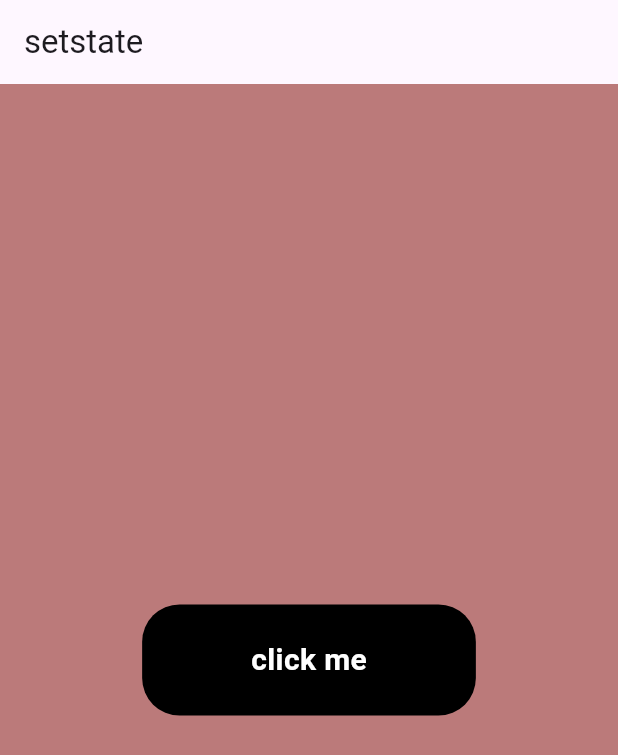
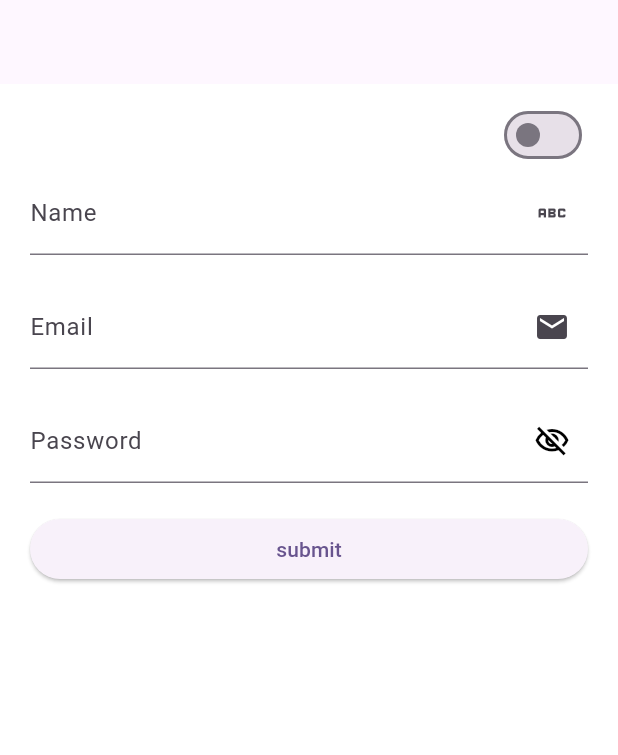
Before and after one commit to MajidALiDurrani/setstate_practice, a Flutter app: the screen it shows after launch, on a phone screen of 412 x 824 dp. Shown: the top 755 px of the screen. Run offline on Flutter 3.47's test engine with Material 3 defaults, Android fonts, the phone set to English and light mode, and no system bars; our stand-ins replace gap.

Commit message:
textfields added

```diff
--- a/lib/main.dart
+++ b/lib/main.dart
@@ -1,5 +1,6 @@
 import 'package:flutter/material.dart';
 import 'package:set_state/screens/screen1.dart';
+import 'package:set_state/screens/screen2.dart';
 
 void main() {
   runApp(const MyApp());
@@ -12,12 +13,11 @@ class MyApp extends StatelessWidget {
   @override
   Widget build(BuildContext context) {
     return MaterialApp(
-      title: 'Flutter Demo',
-      theme: ThemeData(
-        colorScheme: ColorScheme.fromSeed(seedColor: Colors.deepPurple),
-        useMaterial3: true,
-      ),
-      home: setstatework(),
-    );
+        title: 'Flutter Demo',
+        theme: ThemeData(
+          colorScheme: ColorScheme.fromSeed(seedColor: Colors.deepPurple),
+          useMaterial3: true,
+        ),
+        home: setstate2());
   }
 }
--- a/lib/screens/screen1.dart
+++ b/lib/screens/screen1.dart
@@ -7,6 +7,7 @@ class setstatework extends StatefulWidget {
   State<setstatework> createState() => _setstateworkState();
 }
 
+// colors change screen with self made button
 class _setstateworkState extends State<setstatework> {
   Color color = Color.fromARGB(255, 187, 122, 122);
   @override
@@ -38,7 +39,7 @@ class _setstateworkState extends State<setstatework> {
                 decoration: BoxDecoration(
                     borderRadius: BorderRadius.circular(25),
                     color: Colors.black),
-                child: Center(
+                child: const Center(
                   child: Text(
                     "click me",
                     style: TextStyle(
--- /dev/null
+++ b/lib/screens/screen2.dart
@@ -0,0 +1,101 @@
+import 'package:flutter/material.dart';
+import 'package:gap/gap.dart';
+
+class setstate2 extends StatefulWidget {
+  const setstate2({super.key});
+
+  @override
+  State<setstate2> createState() => _setstate2State();
+}
+
+class _setstate2State extends State<setstate2> {
+  TextEditingController namecontrolar = TextEditingController();
+  TextEditingController emailcontrolar = TextEditingController();
+  TextEditingController passwordcontrolar = TextEditingController();
+  bool _obscureText = true;
+  bool switchvalur = false;
+  Color colors = Colors.white;
+  @override
+  Widget build(BuildContext context) {
+    return Scaffold(
+      backgroundColor: colors,
+      appBar: AppBar(
+        title: Text(namecontrolar.text),
+      ),
+      body: Padding(
+        padding: const EdgeInsets.only(left: 20, right: 20, top: 10),
+        child: ListView(
+          children: [
+            Row(
+              mainAxisAlignment: MainAxisAlignment.end,
+              children: [
+                Switch(
+                    value: switchvalur,
+                    onChanged: (value) {
+                      setState(() {
+                        switchvalur = value;
+                        colors = switchvalur ? Colors.black : Colors.white;
+                      });
+                    })
+              ],
+            ),
+            TextField(
+              controller: namecontrolar,
+              textAlign: TextAlign.start,
+              decoration: const InputDecoration(
+                hintText: " Enter Your Full Name",
+                labelText: "Name",
+                suffixIcon: Icon(
+                  Icons.abc,
+                ),
+              ),
+            ),
+            const Gap(20),
+            TextField(
+              controller: emailcontrolar,
+              textAlign: TextAlign.start,
+              decoration: const InputDecoration(
+                hintText: " Enter Your Email",
+                labelText: "Email",
+                suffixIcon: Icon(
+                  Icons.email,
+                ),
+              ),
+            ),
+            const Gap(20),
+            TextField(
+              obscureText: _obscureText,
+              obscuringCharacter: "#",
+              controller: passwordcontrolar,
+              textAlign: TextAlign.start,
+              decoration: InputDecoration(
+                  hintText: " Enter Your Password",
+                  labelText: "Password",
+                  suffixIcon: IconButton(
+                      color: Colors.black,
+                      onPressed: () {
+                        setState(() {
+                          _obscureText = !_obscureText;
+                        });
+                      },
+                      icon: Icon(_obscureText
+                          ? Icons.visibility_off_outlined
+                          : Icons.visibility))),
+            ),
+            const Gap(20),
+            ElevatedButton(
+                onPressed: () {
+                  setState(() {
+                    String name = namecontrolar.text.trim();
+                    name.isEmpty
+                        ? print("enter your name")
+                        : print("name=$name");
+                  });
+                },
+                child: Text("submit")),
+          ],
+        ),
+      ),
+    );
+  }
+}
--- a/pubspec.yaml
+++ b/pubspec.yaml
@@ -35,6 +35,7 @@ dependencies:
   # The following adds the Cupertino Icons font to your application.
   # Use with the CupertinoIcons class for iOS style icons.
   cupertino_icons: ^1.0.2
+  gap: ^3.0.1
 
 dev_dependencies:
   flutter_test:
```
Also changed, not shown: pubspec.lock.
